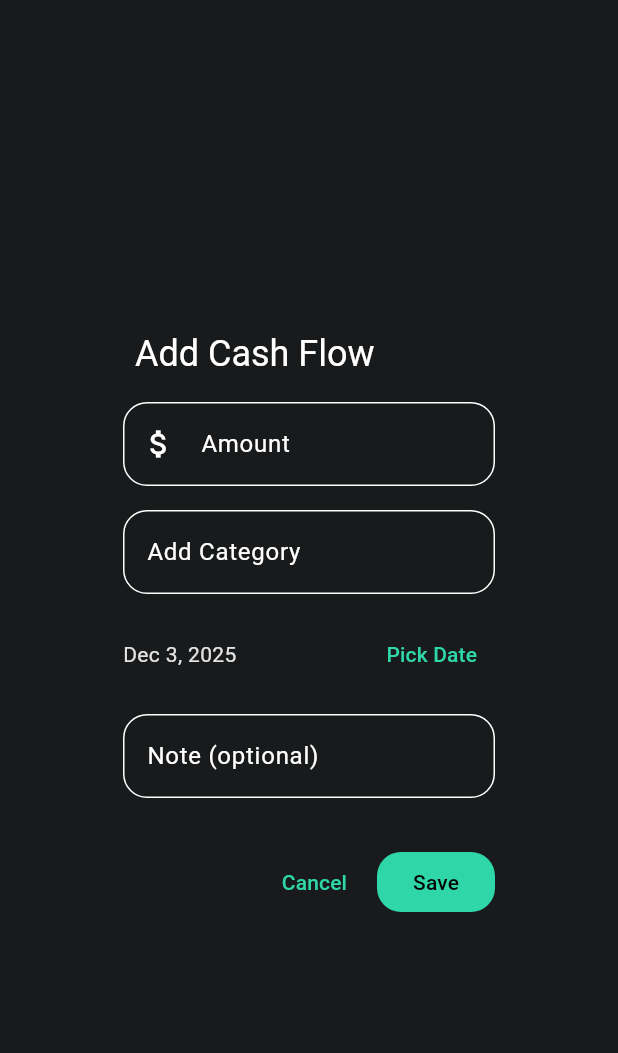
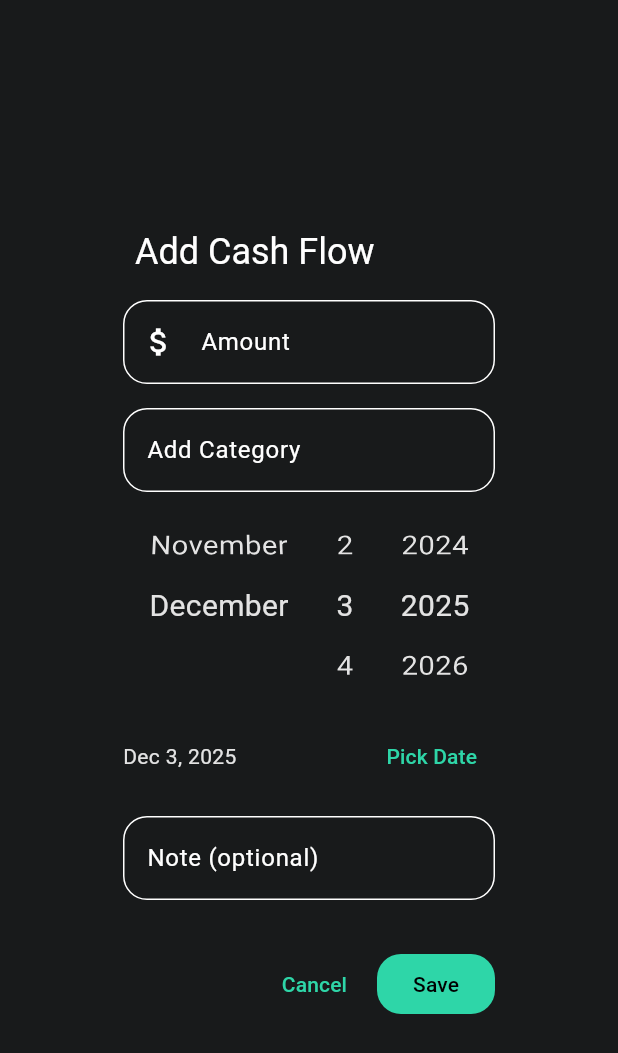
Before and after one commit to trieu-dev/watch-my-cash-flow, a Flutter app: the AddCashFlowEntryDialog widget shown alone on an empty page, opened directly, on a phone screen of 412 x 824 dp. Shown: the top 1053 px of the screen. Run offline on Flutter 3.47's test engine with Material 3 defaults, Android fonts, the phone set to English and light mode, and no system bars; our stand-ins replace flutter_dotenv, get, shared_preferences, supabase_flutter; missing offline and left inert: country_flags; accounts and stored records are empty.

Commit message:
Add entry - Select date using wheel

```diff
--- a/watch_my_cash_flow/lib/add_cash_flow_entry.dart
+++ b/watch_my_cash_flow/lib/add_cash_flow_entry.dart
@@ -9,6 +9,7 @@ import 'package:watch_my_cash_flow/app/services/supabase_service.dart';
 import 'package:watch_my_cash_flow/data/model/cash_flow_entry.dart';
 import 'package:watch_my_cash_flow/data/model/category.dart';
 import 'package:flutter/services.dart';
+import 'package:watch_my_cash_flow/day_wheel_selector.dart';
 import 'package:watch_my_cash_flow/utils/money_text_formatter.dart';
 
 class AddCashFlowEntryDialog extends StatefulWidget {
@@ -100,6 +101,16 @@ class _AddCashFlowEntryDialogState extends State<AddCashFlowEntryDialog> {
             categories.isEmpty
               ? addNewCategoryField()
               : buildCategoryDropdown(),
+
+            const SizedBox(height: 16),
+
+            FullDatePicker(
+              initialDate: DateTime.now(),
+                onDateChanged: (date) {
+                  print("Selected date: $date");
+                  setState(() => selectedDate = date);
+                },
+            ),
 
             const SizedBox(height: 16),
 
--- a/watch_my_cash_flow/lib/app/services/date_service.dart
+++ b/watch_my_cash_flow/lib/app/services/date_service.dart
@@ -22,9 +22,15 @@ class DateService {
     return DateFormat.EEEE(locale).format(date);
   }
 
-  /// Full day name (Monday, Tuesday…)
+  /// Full month name (November, December)
   String monthLong(DateTime date) {
     final locale = Get.locale?.toString() ?? 'en_US';
     return DateFormat.MMMM(locale).format(date);
   }
+
+  /// 1/2025
+  String monthYearShort(DateTime date) {
+    final locale = Get.locale?.toString() ?? 'en_US';
+    return DateFormat.yM(locale).format(date);
+  }
 }
--- a/watch_my_cash_flow/lib/app/services/localization_service.dart
+++ b/watch_my_cash_flow/lib/app/services/localization_service.dart
@@ -2,6 +2,10 @@ import 'dart:ui';
 
 import 'package:get/get.dart';
 import 'package:shared_preferences/shared_preferences.dart';
+
+enum DateElement {
+  day, month, year
+}
 
 class LocalizationService extends GetxService {
   static const _key = 'app_locale';
@@ -30,6 +34,19 @@ class LocalizationService extends GetxService {
   Locale get currentLocale =>
       Get.locale ?? fallbackLocale;
 
+  List<DateElement> getDateOrder() {
+    switch (currentLocale.languageCode) {
+      case 'en':
+        return [DateElement.month, DateElement.day, DateElement.year];
+      case 'vi':
+        return [DateElement.day, DateElement.month, DateElement.year];
+      case 'zh':
+        return [DateElement.year, DateElement.month, DateElement.day];
+      default:
+        return [DateElement.month, DateElement.day, DateElement.year];
+    }
+  }
+
   /// Save locale to SharedPreferences
   Future<void> saveLocale(Locale locale) async {
     final prefs = await SharedPreferences.getInstance();
--- /dev/null
+++ b/watch_my_cash_flow/lib/day_wheel_selector.dart
@@ -0,0 +1,186 @@
+import 'package:flutter/material.dart';
+import 'package:get/get.dart';
+import 'package:watch_my_cash_flow/app/services/date_service.dart';
+import 'package:watch_my_cash_flow/app/services/localization_service.dart';
+
+class FullDatePicker extends StatefulWidget {
+  final DateTime initialDate;
+  final ValueChanged<DateTime>? onDateChanged;
+  final int startYear;
+  final int endYear;
+
+  const FullDatePicker({
+    super.key,
+    required this.initialDate,
+    this.onDateChanged,
+    this.startYear = 1900,
+    this.endYear = 2100,
+  });
+
+  @override
+  State<FullDatePicker> createState() => _FullDatePickerState();
+}
+
+class _FullDatePickerState extends State<FullDatePicker> {
+  late int selectedYear;
+  late int selectedMonth;
+  late int selectedDay;
+
+  late FixedExtentScrollController yearController;
+  late FixedExtentScrollController monthController;
+  late FixedExtentScrollController dayController;
+
+  @override
+  void initState() {
+    super.initState();
+    selectedYear = widget.initialDate.year;
+    selectedMonth = widget.initialDate.month;
+    selectedDay = widget.initialDate.day;
+
+    yearController = FixedExtentScrollController(
+      initialItem: selectedYear - widget.startYear,
+    );
+    monthController = FixedExtentScrollController(
+      initialItem: selectedMonth - 1,
+    );
+    dayController = FixedExtentScrollController(
+      initialItem: selectedDay - 1,
+    );
+  }
+
+  int daysInMonth(int year, int month) {
+    return DateTime(year, month + 1, 0).day;
+  }
+
+  void updateDate() {
+    final date = DateTime(selectedYear, selectedMonth, selectedDay);
+    widget.onDateChanged?.call(date);
+  }
+
+  final List<DateElement> dateOrder = Get.find<LocalizationService>().getDateOrder();
+
+  @override
+  Widget build(BuildContext context) {
+    return SizedBox(
+      height: 120,
+      child: Row(
+        children: [
+          ...dateOrder.map((element) {
+            switch (element) {
+              case DateElement.day:
+                return dayWheel();
+              case DateElement.month:
+                return monthWheel();
+              case DateElement.year:
+                return yearWheel();
+            }
+          })
+        ],
+      ),
+    );
+  }
+
+  Widget monthWheel() {
+    /// MONTH PICKER
+    return Expanded(
+      child: ListWheelScrollView.useDelegate(
+        controller: monthController,
+        itemExtent: 40,
+        physics: const FixedExtentScrollPhysics(),
+        onSelectedItemChanged: (index) {
+          setState(() {
+            selectedMonth = index + 1;
+
+            int maxDays = daysInMonth(selectedYear, selectedMonth);
+            if (selectedDay > maxDays) {
+              selectedDay = maxDays;
+              dayController.jumpToItem(maxDays - 1);
+            }
+
+            updateDate();
+          });
+        },
+        childDelegate: ListWheelChildBuilderDelegate(
+          builder: (_, index) {
+            if (index < 0 || index > 11) return null;
+            return Center(
+              child: Text(
+                dateService.monthLong(DateTime(0, index + 1)),
+                style: const TextStyle(fontSize: 20),
+              ),
+            );
+          },
+        ),
+      ),
+    );
+  }
+
+  Widget dayWheel() {
+    /// DAY PICKER
+    return Container(
+      width: 40,
+      padding: const EdgeInsets.symmetric(horizontal: 8),
+      child: ListWheelScrollView.useDelegate(
+        controller: dayController,
+        itemExtent: 40,
+        physics: const FixedExtentScrollPhysics(),
+        onSelectedItemChanged: (index) {
+          setState(() {
+            selectedDay = index + 1;
+            updateDate();
+          });
+        },
+        childDelegate: ListWheelChildBuilderDelegate(
+          builder: (_, index) {
+            int maxDays = daysInMonth(selectedYear, selectedMonth);
+            if (index < 0 || index >= maxDays) return null;
+            return Center(
+              child: Text(
+                (index + 1).toString(),
+                style: const TextStyle(fontSize: 20),
+              ),
+            );
+          },
+        ),
+      ),
+    );
+  }
+
+  Widget yearWheel() {
+    /// YEAR PICKER
+    return Container(
+      width: 80,
+      padding: const EdgeInsets.symmetric(horizontal: 8),
+      child: ListWheelScrollView.useDelegate(
+        controller: yearController,
+        itemExtent: 40,
+        physics: const FixedExtentScrollPhysics(),
+        onSelectedItemChanged: (index) {
+          setState(() {
+            selectedYear = widget.startYear + index;
+
+            int maxDays = daysInMonth(selectedYear, selectedMonth);
+            if (selectedDay > maxDays) {
+              selectedDay = maxDays;
+              dayController.jumpToItem(maxDays - 1);
+            }
+
+            updateDate();
+          });
+        },
+        childDelegate: ListWheelChildBuilderDelegate(
+          builder: (_, index) {
+            int year = widget.startYear + index;
+            if (year > widget.endYear) return null;
+            return Center(
+              child: Text(
+                year.toString(),
+                style: const TextStyle(fontSize: 20),
+              ),
+            );
+          },
+        ),
+      ),
+    );
+  }
+}
--- a/watch_my_cash_flow/lib/main_page.dart
+++ b/watch_my_cash_flow/lib/main_page.dart
@@ -121,7 +121,7 @@ class _MainPageState extends State<MainPage> {
   AppBar appBar() {
     return AppBar(
       toolbarHeight: 60,
-      title: Text(dateService.monthLong(month)), // Display month name
+      title: Text(month.year == DateTime.now().year ? dateService.monthLong(month) : dateService.monthYearShort(month)), // Display month name
       leading: totalAmount(),
       leadingWidth: 120,
       actions: [ languages(), mode() ]
--- a/watch_my_cash_flow/lib/utils/money_text_formatter.dart
+++ b/watch_my_cash_flow/lib/utils/money_text_formatter.dart
@@ -1,4 +1,3 @@
-import 'package:flutter/material.dart';
 import 'package:get/get.dart';
 import 'package:intl/intl.dart';
 import 'package:flutter/services.dart';
@@ -33,6 +32,10 @@ String formatAmount(double amount) {
   if (Get.find<LocalizationService>().currentCountryCode == 'VN') {
     return '$formattedAmount₫';
   }
+
+  if (Get.find<LocalizationService>().currentCountryCode == 'US') {
+    return '\$$formattedAmount';
+  }
+
   return formattedAmount;
 }
-// ₫
```
